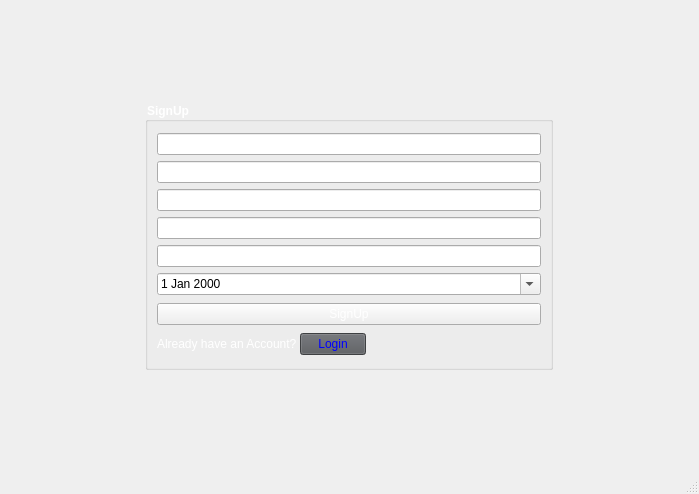
Qt form register.ui (razashahid107/NOTEPAD-QT) before a commit.
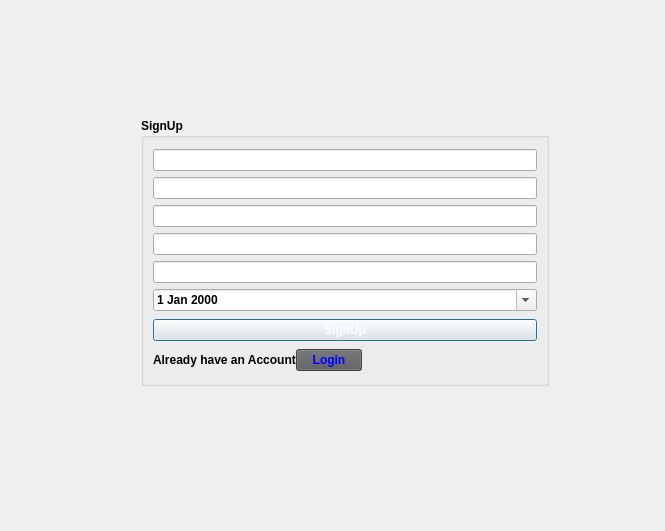
The same form after that commit. Icons and pictures are not drawn.

What changed in the file:
```diff
--- a/register.ui
+++ b/register.ui
@@ -1,24 +1,46 @@
 <?xml version="1.0" encoding="UTF-8"?>
 <ui version="4.0">
  <class>Register</class>
- <widget class="QMainWindow" name="Register">
+ <widget class="QDialog" name="Register">
   <property name="geometry">
    <rect>
     <x>0</x>
     <y>0</y>
-    <width>699</width>
-    <height>494</height>
+    <width>665</width>
+    <height>531</height>
    </rect>
   </property>
   <property name="windowTitle">
    <string>MainWindow</string>
   </property>
-  <property name="styleSheet">
-   <string notr="true">color: rgb(255, 255, 255);</string>
-  </property>
-  <widget class="QWidget" name="centralwidget">
-   <layout class="QGridLayout" name="gridLayout_2">
+  <layout class="QGridLayout" name="gridLayout_5">
     <item row="0" column="0">
+    <spacer name="horizontalSpacer_3">
+     <property name="orientation">
+      <enum>Qt::Horizontal</enum>
+     </property>
+     <property name="sizeHint" stdset="0">
+      <size>
+       <width>104</width>
+       <height>20</height>
+      </size>
+     </property>
+    </spacer>
+   </item>
+   <item row="0" column="1">
+    <spacer name="verticalSpacer">
+     <property name="orientation">
+      <enum>Qt::Vertical</enum>
+     </property>
+     <property name="sizeHint" stdset="0">
+      <size>
+       <width>20</width>
+       <height>481</height>
+      </size>
+     </property>
+    </spacer>
+   </item>
+   <item row="0" column="2">
      <widget class="QGroupBox" name="groupBox">
       <property name="maximumSize">
        <size>
@@ -109,7 +131,7 @@
         </widget>
        </item>
        <item row="2" column="0">
-        <layout class="QGridLayout" name="gridLayout">
+       <layout class="QGridLayout" name="gridLayout_2">
          <property name="rightMargin">
           <number>175</number>
          </property>
@@ -117,7 +139,7 @@
           <number>0</number>
          </property>
          <item row="0" column="0">
-          <widget class="QLabel" name="label_7">
+         <widget class="QLabel" name="label_8">
            <property name="maximumSize">
             <size>
              <width>150</width>
@@ -130,7 +152,7 @@
           </widget>
          </item>
          <item row="0" column="1">
-          <widget class="QPushButton" name="pushButton">
+         <widget class="QPushButton" name="pushButton_2">
            <property name="maximumSize">
             <size>
              <width>66</width>
@@ -155,13 +177,55 @@
       </layout>
      </widget>
     </item>
-   </layout>
-  </widget>
-  <widget class="QStatusBar" name="statusbar">
+   <item row="0" column="3">
+    <spacer name="horizontalSpacer_4">
+     <property name="orientation">
+      <enum>Qt::Horizontal</enum>
+     </property>
+     <property name="sizeHint" stdset="0">
+      <size>
+       <width>104</width>
+       <height>20</height>
+      </size>
+     </property>
+    </spacer>
+   </item>
+   <item row="1" column="0">
+    <widget class="QLabel" name="statusbar">
+     <property name="maximumSize">
+      <size>
+       <width>100</width>
+       <height>20</height>
+      </size>
+     </property>
+     <property name="font">
+      <font>
+       <family>Nirmala UI</family>
+       <pointsize>10</pointsize>
+      </font>
+     </property>
    <property name="styleSheet">
     <string notr="true">color: rgb(255, 0, 0);</string>
    </property>
-  </widget>
+     <property name="text">
+      <string/>
+     </property>
+    </widget>
+   </item>
+   <item row="1" column="1" colspan="3">
+    <spacer name="horizontalSpacer">
+     <property name="orientation">
+      <enum>Qt::Horizontal</enum>
+     </property>
+     <property name="sizeHint" stdset="0">
+      <size>
+       <width>531</width>
+       <height>20</height>
+      </size>
+     </property>
+    </spacer>
+   </item>
+  </layout>
  </widget>
  <resources/>
  <connections/>
```
Left out of the diff: 22 changed lines with no effect on the pictures. Lines whose indentation alone changed are shown as unchanged.
